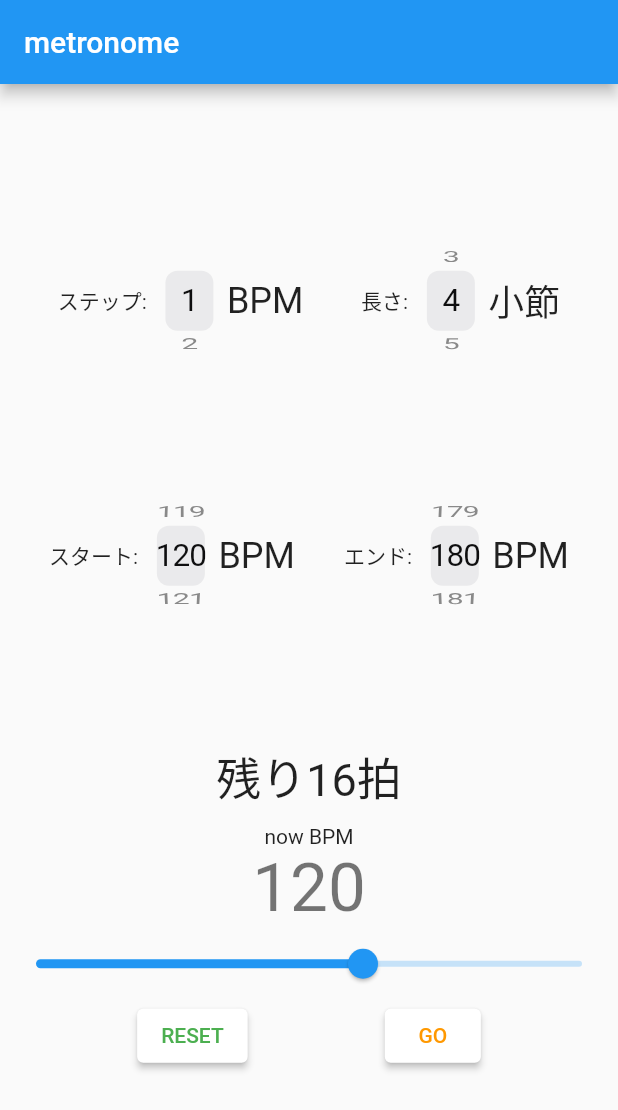
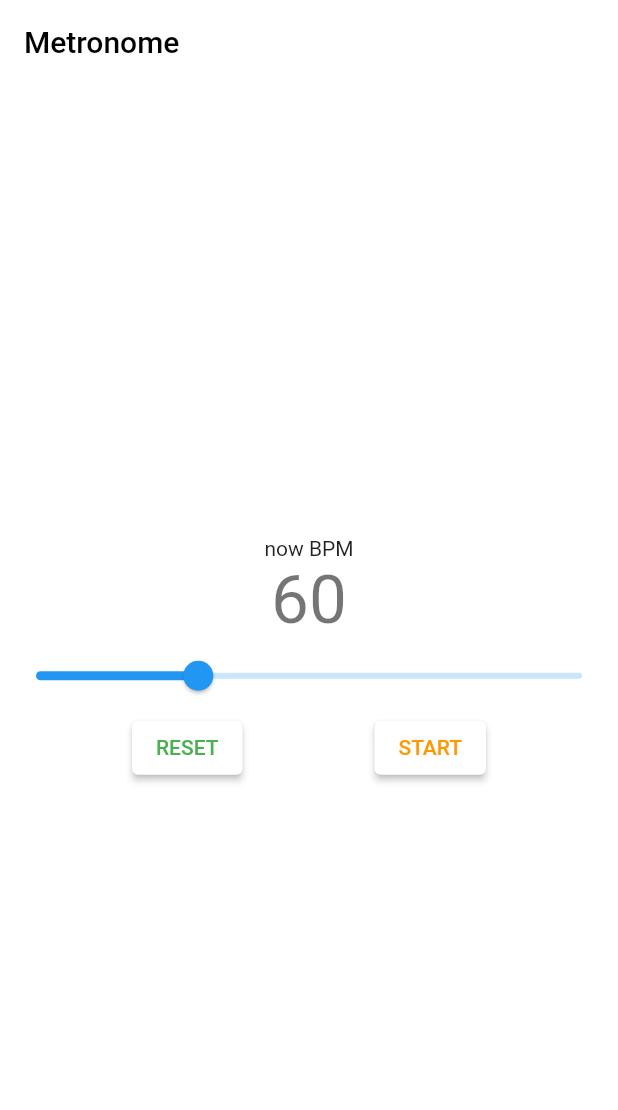
Before and after one commit to yuto90/metronome, a Flutter app: the screen it shows after launch, after a tap on "RESET", on a phone screen of 412 x 824 dp. Shown: the top 1110 px of the screen. Run offline on Flutter 3.47's test engine with Material 2 defaults, Android fonts, the phone set to English and light mode, and no system bars; missing offline and left inert: soundpool.

Commit message:
普通のメトロノーム完成

```diff
--- a/lib/home/home.dart
+++ b/lib/home/home.dart
@@ -1,4 +1,3 @@
-import 'package:flutter/cupertino.dart';
 import 'package:flutter/material.dart';
 import 'package:provider/provider.dart';
 import 'home_model.dart';
@@ -12,135 +11,19 @@ class Home extends StatelessWidget {
         builder: (context, model, child) {
           return Scaffold(
             appBar: AppBar(
-              title: Text('metronome'),
+              title: Text(
+                'Metronome',
+                style: TextStyle(color: Colors.black),
               ),
-            body: Center(
+              backgroundColor: Colors.white,
+              elevation: 0,
+            ),
+            body: Container(
+              color: Colors.white,
+              child: Center(
                 child: Column(
                   mainAxisAlignment: MainAxisAlignment.center,
                   children: <Widget>[
-                  Row(
-                    mainAxisAlignment: MainAxisAlignment.center,
-                    children: [
-                      Spacer(),
-                      Text(
-                        'ステップ: ',
-                      ),
-                      Container(
-                        height: 70,
-                        width: 50,
-                        child: CupertinoPicker(
-                          itemExtent: 40,
-                          children: List.generate(
-                              10,
-                              (i) => model
-                                  .cupertinoPickerChild((i + 1).toString())),
-                          scrollController: FixedExtentScrollController(
-                              initialItem: model.stepSize - 1),
-                          onSelectedItemChanged: (int value) {
-                            model.hoge(value);
-                          },
-                        ),
-                      ),
-                      Text(
-                        'BPM',
-                        style: Theme.of(context).textTheme.headline5,
-                      ),
-                      Spacer(),
-                      Text(
-                        '長さ: ',
-                      ),
-                      Container(
-                        height: 70,
-                        width: 50,
-                        child: CupertinoPicker(
-                          itemExtent: 40,
-                          children: List.generate(
-                              20,
-                              (i) => model
-                                  .cupertinoPickerChild((i + 1).toString())),
-                          scrollController: FixedExtentScrollController(
-                              initialItem: model.bar - 1),
-                          onSelectedItemChanged: (int value) {
-                            model.hoge2(value);
-                          },
-                        ),
-                      ),
-                      Text(
-                        '小節',
-                        style: Theme.of(context).textTheme.headline5,
-                      ),
-                      Spacer(),
-                    ],
-                  ),
-                  Container(
-                    height: 100,
-                  ),
-                  Row(
-                    mainAxisAlignment: MainAxisAlignment.center,
-                    children: [
-                      Spacer(),
-                      Text(
-                        'スタート: ',
-                      ),
-                      Container(
-                        height: 70,
-                        width: 50,
-                        child: CupertinoPicker(
-                          itemExtent: 40,
-                          children: List.generate(
-                              200,
-                              (i) => model
-                                  .cupertinoPickerChild((i + 1).toString())),
-                          scrollController: FixedExtentScrollController(
-                              initialItem: model.startTempo - 1),
-                          onSelectedItemChanged: (int value) {
-                            model.hoge3(value);
-                          },
-                        ),
-                      ),
-                      Text(
-                        'BPM',
-                        style: Theme.of(context).textTheme.headline5,
-                      ),
-                      Spacer(),
-                      Text(
-                        'エンド: ',
-                      ),
-                      Container(
-                        height: 70,
-                        width: 50,
-                        child: CupertinoPicker(
-                          itemExtent: 40,
-                          children: List.generate(
-                              200,
-                              (i) => model
-                                  .cupertinoPickerChild((i + 1).toString())),
-                          scrollController: FixedExtentScrollController(
-                              initialItem: model.maxTempo - 1),
-                          onSelectedItemChanged: (int value) {
-                            model.hoge4(value);
-                          },
-                        ),
-                      ),
-                      Text(
-                        'BPM',
-                        style: Theme.of(context).textTheme.headline5,
-                      ),
-                      Spacer(),
-                    ],
-                  ),
-                  Container(height: 90),
-                  Row(
-                    children: [
-                      Spacer(),
-                      Text(
-                        '残り' + model.remainBeat.toString() + '拍',
-                        style: TextStyle(fontSize: 30),
-                      ),
-                      Spacer(),
-                    ],
-                  ),
-                  Container(height: 10),
                     Text(
                       'now BPM',
                     ),
@@ -155,14 +38,14 @@ class Home extends StatelessWidget {
                       divisions: 200,
                       label: model.tempo.toString(),
                       onChanged: (double value) {
-                      model.hoge5(value);
+                        model.changeTempo(value);
                       },
                     ),
                     Row(
                       children: [
                         Spacer(),
                         ElevatedButton(
-                        onPressed: model.hoge6,
+                          onPressed: model.metronomeReset,
                           child: Text(
                             'RESET',
                             style: TextStyle(
@@ -177,7 +60,7 @@ class Home extends StatelessWidget {
                         ElevatedButton(
                           onPressed: model.toggleMetronome,
                           child: Text(
-                          model.run ? 'STOP' : 'GO',
+                            model.run ? 'STOP' : 'START',
                             style: TextStyle(
                               color: model.run ? Colors.blue : Colors.orange,
                             ),
@@ -188,8 +71,9 @@ class Home extends StatelessWidget {
                         ),
                         Spacer(),
                       ],
-                  )
+                    ),
                   ],
+                ),
               ),
             ),
           );
--- a/lib/home/home_model.dart
+++ b/lib/home/home_model.dart
@@ -1,20 +1,12 @@
-import 'dart:math';
 import 'dart:typed_data';
-import 'package:flutter/cupertino.dart';
 import 'package:flutter/material.dart';
 import 'package:flutter/services.dart';
-import 'package:provider/provider.dart';
 import 'package:soundpool/soundpool.dart';
 import 'Dart:async';
 
 class HomeModel extends ChangeNotifier {
-  int stepSize = 5; // 何BPM加速するか
-  int bar = 4; // 何小節で1ループとするか
-  int remainBeat = 16; // あと何拍で次のテンポに移るか
-  int startTempo = 120; // どこから始めるか
-  int maxTempo = 180; // どこまで加速するか
-  int tempo = 120;
-  int preCount = 0;
+  int defaultTempo = 60;
+  int tempo = 60;
   bool run = false;
   Soundpool beatPool = Soundpool(streamType: StreamType.alarm);
   late int beat;
@@ -44,6 +36,7 @@ class HomeModel extends ChangeNotifier {
     });
   }
 
+  // メトロノームの起動処理
   void toggleMetronome() {
     if (run) {
       run = false;
@@ -54,97 +47,31 @@ class HomeModel extends ChangeNotifier {
     }
   }
 
-  /// TODO: 4分の4拍子以外の対応
-  int calcBeatPerLoop() {
-    return bar * 4;
+  // 無限ループするメトロノーム
+  void runMetronome() {
+    var duration = Duration(microseconds: (60000000 ~/ tempo)); // tempo = 60;
+    Timer.periodic(duration, (Timer t) => beatLoop(t));
   }
 
-  /// Timerで繰り返し処理する用の音源再生くん
+  // Timerで繰り返し処理する用
   void beatLoop(Timer t) {
     if (!run) {
       t.cancel();
     }
-
-    if (remainBeat == 0 && tempo < maxTempo) {
-      t.cancel();
-      finishPool.play(finish);
-
-      // 値の更新
-      tempo = tempo + stepSize;
-      remainBeat = calcBeatPerLoop();
-      notifyListeners();
-
-      var duration = Duration(microseconds: (60000000 ~/ tempo));
-      Timer.periodic(duration, (Timer t) => preBeat(t, duration));
-    } else {
-      beatPool.play(beat);
-      remainBeat = max(remainBeat - 1, 0);
-      notifyListeners();
-    }
-  }
-
-  /// Timerで繰り返し処理する用の4カウント再生くん
-  void preBeat(Timer t, duration) {
-    if (!run) {
-      t.cancel();
-    }
-    preCount++;
-    clickPool.play(click);
-    if (preCount == 4) {
-      t.cancel();
-
-      preCount = 0;
-      notifyListeners();
-      Timer.periodic(duration, (Timer t) => beatLoop(t));
-    }
-  }
-
-  /// 無限ループするメトロノーム
-  void runMetronome() {
-    var duration = Duration(microseconds: (60000000 ~/ tempo)); // tempo = 120;
-    Timer.periodic(duration, (Timer t) => beatLoop(t));
-  }
-
-  /// cupertinoPickerの子供として設定すると自然に見えるウィジェットを作る
-  Widget cupertinoPickerChild(String text) {
-    return Center(
-        child: Text(
-      text,
-      textAlign: TextAlign.center,
-    ));
-  }
-
-  void hoge(int value) {
-    stepSize = value + 1;
+    beatPool.play(beat); // 一拍の音`
     notifyListeners();
   }
 
-  void hoge2(int value) {
-    bar = value + 1;
-    remainBeat = calcBeatPerLoop();
-    notifyListeners();
-  }
-
-  void hoge3(int value) {
-    startTempo = value + 1;
-    tempo = startTempo;
-    notifyListeners();
-  }
-
-  void hoge4(int value) {
-    maxTempo = value + 1;
-    notifyListeners();
-  }
-
-  void hoge5(double value) {
+  // シークバーでテンポを変える
+  void changeTempo(double value) {
     tempo = value.toInt();
     notifyListeners();
   }
 
-  void hoge6() {
+  // メトロノームをリセットする
+  void metronomeReset() {
     run = false;
-    tempo = startTempo;
-    remainBeat = calcBeatPerLoop();
+    tempo = defaultTempo;
     notifyListeners();
   }
 }
```
Lines whose indentation alone changed are shown as unchanged.
